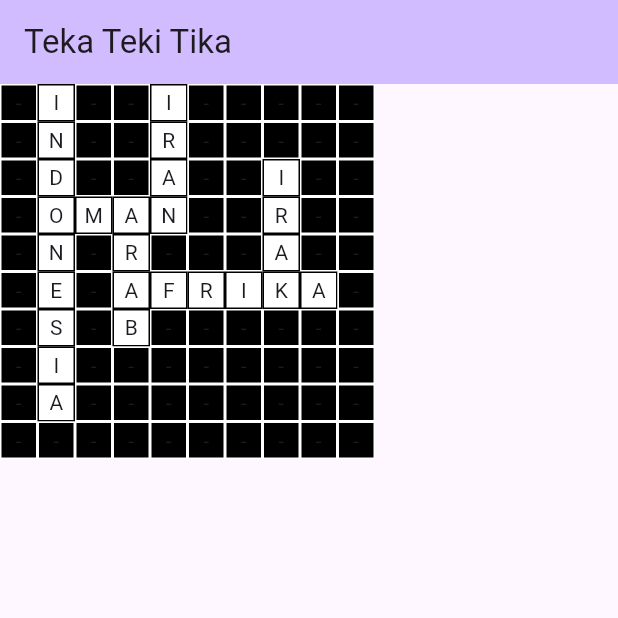
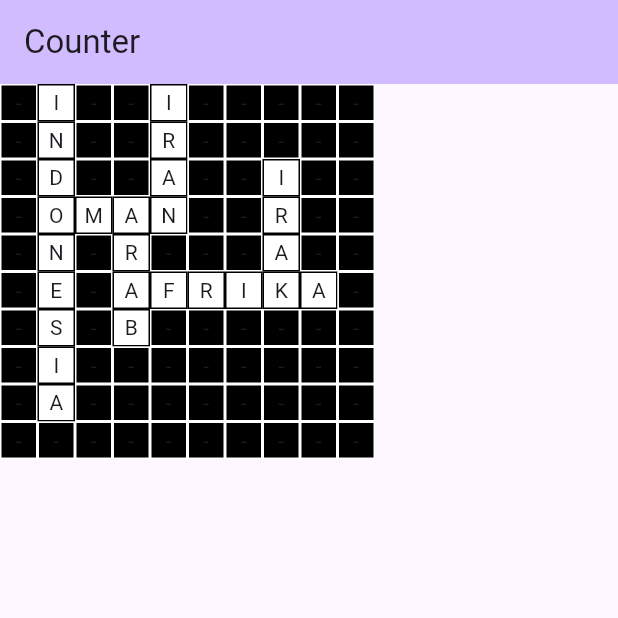
Before and after one commit to singgihdwindaru/teka-teki-teku, a Flutter app: the screen it shows after launch, on a phone screen of 412 x 824 dp, the top half of it. Run offline on Flutter 3.47's test engine with Material 3 defaults, Android fonts, the light colour scheme and no system bars; our stand-ins replace bloc, flutter_bloc; generated files the repository leaves out were written again.

Commit message:
fix: use l10n

```diff
--- a/apps/teka_teki_tiku/lib/counter/view/counter_page.dart
+++ b/apps/teka_teki_tiku/lib/counter/view/counter_page.dart
@@ -23,7 +23,7 @@
   Widget build(BuildContext context) {
     final l10n = context.l10n;
     return Scaffold(
-      appBar: AppBar(title: const Text('Teka Teki Tika')),
+      appBar: AppBar(title: Text(l10n.counterAppBarTitle)),
       body: CrosswordWidget(
         crossWordModel: dummyCrossWordModel,
       ),
```
